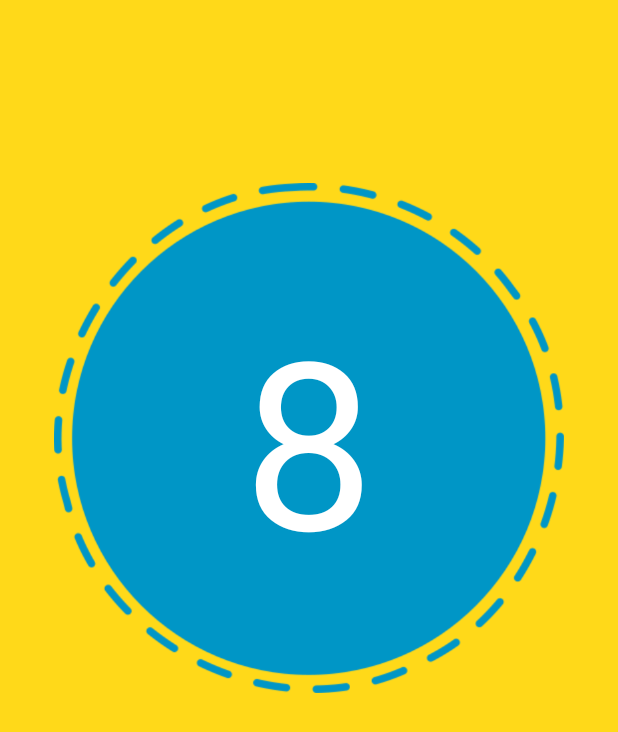
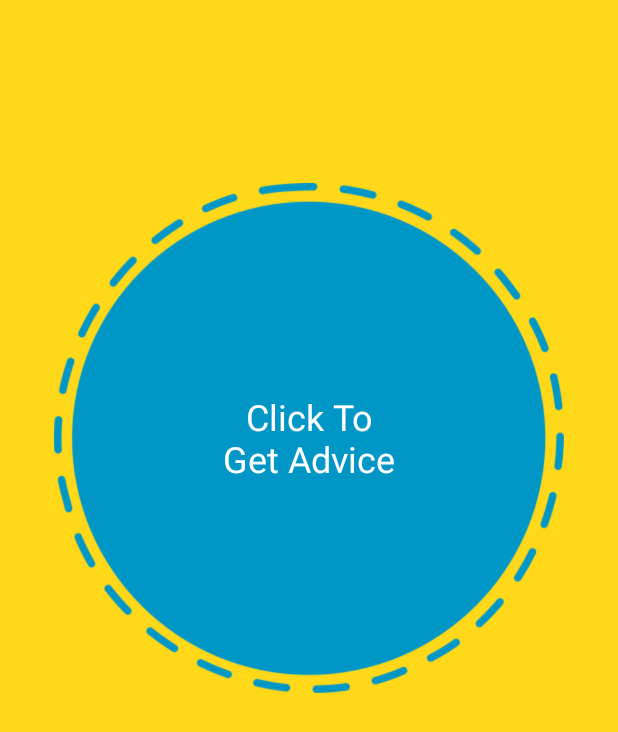
Before and after one commit to cloudbuster/magiceightball, an Android app: the screen it shows after launch (MainActivity), on a phone screen of 412 x 824 dp. Shown: the top 732 px of the screen. Run offline under Robolectric (Android 15) with nearby library versions, the phone set to English and light mode, and no system bars.

Commit message:
Added answers and user interaction.

```diff
--- /dev/null
+++ b/app/src/main/java/com/mikkokaraiste/magiceightball/Answers.java
@@ -0,0 +1,66 @@
+package com.mikkokaraiste.magiceightball;
+
+/**
+ * Created by mikko on 30.3.2018.
+ */
+
+public class Answers {
+
+    private String[] PositiveAnswers =
+            {
+                    "It is certain.",
+                    "It is decidedly so.",
+                    "Without a doubt.",
+                    "Yes – definitely.",
+                    "You may rely on it.",
+                    "As I see it, yes.",
+                    "Most Likely.",
+                    "Outlook good.",
+                    "Yes.",
+                    "Signs point to yes."
+            };
+
+    private String[] NegativeAnswers =
+            {
+                    "Don’t count on it.",
+                    "My reply is no.",
+                    "My sources say no.",
+                    "Outlook not so good.",
+                    "Very doubtful."
+            };
+
+    private String[] NonCommittalAnswers =
+            {
+                    "Reply hazy.",
+                    "Try again.",
+                    "Ask again later.",
+                    "Better not tell you now.",
+                    "Cannot predict now.",
+                    "Concentrate and ask again."
+            };
+
+
+    public String[] getPositiveAnswers() {
+        return PositiveAnswers;
+    }
+
+    public String[] getNegativeAnswers() {
+        return NegativeAnswers;
+    }
+
+    public String[] getNonCommittalAnswers() {
+        return NonCommittalAnswers;
+    }
+
+    public String getPositiveAnswer(int answer) {
+        return PositiveAnswers[answer];
+    }
+
+    public String getNegativeAnswer(int answer) {
+        return NegativeAnswers[answer];
+    }
+
+    public String getNonCommittalAnswer(int answer) {
+        return NonCommittalAnswers[answer];
+    }
+}
--- a/app/src/main/java/com/mikkokaraiste/magiceightball/MainActivity.java
+++ b/app/src/main/java/com/mikkokaraiste/magiceightball/MainActivity.java
@@ -1,13 +1,56 @@
+
 package com.mikkokaraiste.magiceightball;
 
 import android.support.v7.app.AppCompatActivity;
 import android.os.Bundle;
+import android.util.Log;
+import android.view.View;
+import android.widget.ImageView;
+import android.widget.TextView;
+
+import java.util.Random;
 
 public class MainActivity extends AppCompatActivity {
+
+    private Answers mAnswers;
+    private Random mRandom;
+    private TextView mAnswerTextView;
+    private ImageView mAnswerImageView;
 
     @Override
     protected void onCreate(Bundle savedInstanceState) {
         super.onCreate(savedInstanceState);
         setContentView(R.layout.activity_main);
+
+        mAnswers = new Answers();
+        mRandom = new Random();
+        mAnswerTextView = findViewById(R.id.answerTextView);
+        mAnswerImageView = findViewById(R.id.answerImageView);
+
+        mAnswerImageView.setOnClickListener(new View.OnClickListener() {
+            @Override
+            public void onClick(View view) {
+                randomize();
+            }
+        });
+    }
+
+    private void randomize() {
+        int randomizeAnswerArray = mRandom.nextInt(3);
+        int randomizePositiveAnswer = mRandom.nextInt(mAnswers.getPositiveAnswers().length);
+        int randomizeNegativeAnswer = mRandom.nextInt(mAnswers.getNegativeAnswers().length);
+        int randomizeCommittalAnswer = mRandom.nextInt(mAnswers.getNonCommittalAnswers().length);
+
+        if (randomizeAnswerArray == 0) {
+            Log.d("Positive: ", "randomize: " + mAnswers.getPositiveAnswer(randomizePositiveAnswer));
+            mAnswerTextView.setText(mAnswers.getPositiveAnswer(randomizePositiveAnswer));
+        } else if (randomizeAnswerArray == 1) {
+            Log.d("Negative: ", "randomize: " + mAnswers.getNegativeAnswer(randomizeNegativeAnswer));
+            mAnswerTextView.setText(mAnswers.getNegativeAnswer(randomizeNegativeAnswer));
+        } else {
+            Log.d("Committal: ", "randomize: " + mAnswers.getNonCommittalAnswer(randomizeCommittalAnswer));
+            mAnswerTextView.setText(mAnswers.getNonCommittalAnswer(randomizeCommittalAnswer));
+        }
+
     }
 }
--- a/app/src/main/res/layout/activity_main.xml
+++ b/app/src/main/res/layout/activity_main.xml
@@ -9,25 +9,31 @@
 
 
         <RelativeLayout
+            android:id="@+id/magicRelativeLayout"
             android:layout_width="wrap_content"
             android:layout_height="wrap_content"
             android:padding="36dp">
 
             <ImageView
-                android:id="@+id/imageView"
+                android:id="@+id/answerImageView"
                 android:layout_width="wrap_content"
                 android:layout_height="wrap_content"
+                android:layout_alignParentLeft="true"
+                android:layout_alignParentStart="true"
+                android:layout_alignParentTop="true"
+                android:contentDescription="@string/background_circle"
                 app:srcCompat="@drawable/blueellipse" />
 
             <TextView
-                android:layout_centerInParent="true"
-                android:layout_centerHorizontal="true"
+                android:id="@+id/answerTextView"
                 android:layout_width="match_parent"
                 android:layout_height="wrap_content"
+                android:layout_centerHorizontal="true"
+                android:layout_centerInParent="true"
                 android:gravity="center_horizontal"
-                android:text="8"
+                android:text="@string/click_to_get_advice"
                 android:textColor="#ffffff"
-                android:textSize="156dp" />
+                android:textSize="24sp" />
 
         </RelativeLayout>
 
--- a/app/src/main/res/values/strings.xml
+++ b/app/src/main/res/values/strings.xml
@@ -1,3 +1,6 @@
 <resources>
     <string name="app_name">Magic Eight Ball</string>
+    <string name="background_bitmap_for_answers">Background bitmap for answers.</string>
+    <string name="background_circle">Background bitmap for answers.</string>
+    <string name="click_to_get_advice">Click To\nGet Advice</string>
 </resources>
```
Also changed, not shown: app/src/main/res/eightballbitmaps/blueellipse.png (deleted).
